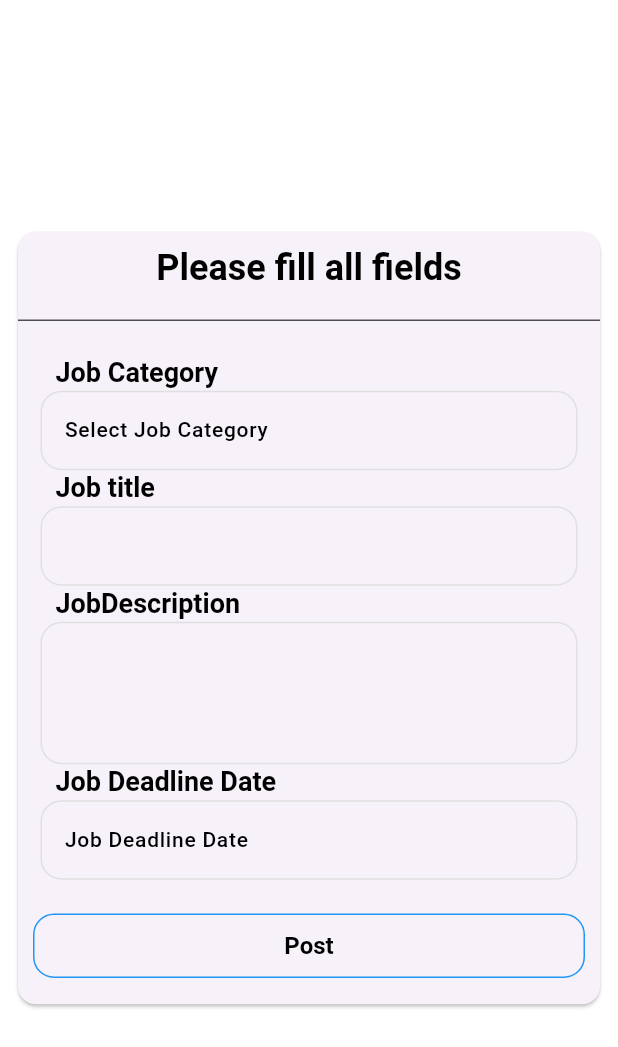
After one commit to yuvaraj8080/flutter_job_app, a Flutter app: the UploadJob screen opened directly, on a phone screen of 412 x 824 dp. The commit adds this screen. Shown: the top 1047 px of the screen. Run offline on Flutter 3.47's test engine with Material 3 defaults, Android fonts, the light colour scheme and no system bars; our stand-ins replace cached_network_image, cloud_firestore, connectivity_plus, firebase_auth, firebase_core, firebase_storage and 9 more; missing offline and left inert: firebase_app_check; accounts and stored records are empty; Roboto replaces fonts that are missing (Poppins).

Commit message:
this is the job house app

```diff
--- /dev/null
+++ b/lib/constants/persistent.dart
@@ -0,0 +1,67 @@
+class Persistent {
+  static List<String> jobCategoryList = [
+    "Accounting/Finance",
+    "Administrative",
+    "Advertising/Marketing",
+    "Agriculture",
+    "Architecture",
+    "Arts/Entertainment/Publishing",
+    "Banking",
+    "Construction/Facilities",
+    "Customer Service",
+    "Education/Training",
+    "Engineering",
+    "Government/Military",
+    "Healthcare",
+    "Hospitality/Travel",
+    "Human Resources",
+    "Information Technology",
+    "Insurance",
+    "Legal",
+    "Manufacturing/Production",
+    "Media",
+    "Nonprofit/Volunteer",
+    "Real Estate",
+    "Restaurant/Food Service",
+    "Retail",
+    "Sales",
+    "Telecommunications",
+    "Transportation/Logistics",
+    "Other",
+    // Additional categories
+    "Automotive",
+    "Biotech",
+    "Consulting",
+    "Design",
+    "Distribution/Shipping",
+    "Executive",
+    "Facilities",
+    "General Business",
+    "Healthcare",
+    "Human Resources",
+    "Information Technology",
+    "Installation/Maintenance/Repair",
+    "Insurance",
+    "Inventory",
+    "Legal",
+    "Management",
+    "Manufacturing/Production",
+    "Marketing",
+    "Nonprofit",
+    "Pharmaceutical/Biotech",
+    "Professional Services",
+    "Purchasing/Procurement",
+    "Quality Assurance/Safety",
+    "Research",
+    "Retail",
+    "Sales",
+    "Science",
+    "Skilled Labor/Trades",
+    "Strategy/Planning",
+    "Supply Chain",
+    "Telecommunications",
+    "Training",
+    "Transportation",
+    "Warehouse",
+  ];
+}
--- /dev/null
+++ b/lib/constants/sizes.dart
@@ -0,0 +1,27 @@
+class TSizes{
+  // PADDING AND MARGIN SIZES
+  static const double size4 = 4.0;
+  static const double size8 = 8.0;
+  static const double size12 = 12.0;
+  static const double size16 = 16.0;
+  static const double size24 = 24.0;
+  static const double size32 = 32.0;
+
+//   ICONS SIZES
+  static const double iconsize12 = 12.0;
+  static const double iconsize16 = 16.0;
+  static const double iconsize24 = 24.0;
+  static const double iconsize32 = 32.0;
+
+//  APPBAR HEIGHT
+  static const double appBarHeight56 = 56.0;
+
+//IMAGE SIZES
+  static const double imageThumbSize80 = 80.0;
+
+//  DEFAULT SPACING BETWEEN SECTION
+  static const double defaultSpace24 = 24.0;
+  static const double spaceBitItems16 = 16.0;
+  static const double spaceBitSections32 = 32.0;
+
+}
--- a/lib/features/authentication/screens/Login/widgets/login_form.dart
+++ b/lib/features/authentication/screens/Login/widgets/login_form.dart
@@ -1,8 +1,6 @@
 import 'package:flutter/material.dart';
 import 'package:get/get.dart';
 import 'package:iconsax/iconsax.dart';
-
-import '../../../../../navigation_menu.dart';
 import '../../../../../utils/validators/validator.dart';
 import '../../password_configuration/forget_password.dart';
 import '../../signup.widgets/signup.dart';
--- /dev/null
+++ b/lib/features/components/models/JobFormText.dart
@@ -0,0 +1,21 @@
+import 'package:flutter/cupertino.dart';
+import 'package:flutter/material.dart';
+
+/// [JOB FORM  TEXT]
+class JobFormText extends StatelessWidget {
+  const JobFormText({
+    super.key,
+    required this.label,
+  });
+  final String label;
+  @override
+  Widget build(BuildContext context) {
+    return Padding(
+      padding: const EdgeInsets.only(
+        left: 10,
+        right: 10,
+      ),
+      child: Text(label, style: Theme.of(context).textTheme.headlineSmall),
+    );
+  }
+}
--- /dev/null
+++ b/lib/features/components/models/JobTextFormField.dart
@@ -0,0 +1,33 @@
+import 'package:flutter/cupertino.dart';
+import 'package:flutter/material.dart';
+
+import '../../../utils/validators/validator.dart';
+
+class JobTextFormField extends StatelessWidget {
+  const JobTextFormField({
+    super.key,
+    required this.valueKey,
+    required this.controller,
+    required this.enabled,
+    required this.fct,
+    // required this.maxLength,
+  });
+  final String valueKey;
+  final TextEditingController controller;
+  final bool enabled;
+  final Function fct;
+  // final int maxLength;
+
+  @override
+  Widget build(BuildContext context) {
+    return TextFormField(
+      validator: (value) => TValidator.validateEmptyText(value,''),
+      enabled: enabled,
+      key: ValueKey(valueKey),
+      maxLines: valueKey == 'JobDescription' ? 3 : 1,
+      // maxLength: maxLength,
+      keyboardType: TextInputType.text,
+
+    );
+  }
+}
--- /dev/null
+++ b/lib/features/components/screens/upload_job.dart
@@ -0,0 +1,188 @@
+import 'package:cloud_firestore/cloud_firestore.dart';
+import 'package:flutter/cupertino.dart';
+import 'package:flutter/material.dart';
+import 'package:flutter/widgets.dart';
+import 'package:flutter_job_app/utils/halpers/helper_function.dart';
+import '../../../constants/colors.dart';
+import '../../../constants/persistent.dart';
+import '../../../constants/sizes.dart';
+import '../models/JobTextFormField.dart';
+
+class UploadJob extends StatefulWidget {
+  const UploadJob({super.key});
+
+  @override
+  State<UploadJob> createState() => _UploadJobState();
+}
+
+class _UploadJobState extends State<UploadJob> {
+  final TextEditingController _jobCategoryController = TextEditingController(text: "Select Job Category");
+  final TextEditingController _jobTitleController = TextEditingController();
+  final TextEditingController _jobDescriptionController = TextEditingController();
+  final TextEditingController _deadlineDataController = TextEditingController(text:"Job Deadline Date");
+  final _formKey = GlobalKey<FormState>();
+  DateTime? picked;
+  Timestamp? deadlineDeadTimeStamp;
+
+
+  /// JOB TASK CATEGORY
+  _showTaskCategoriesDialog({required Size size}) {
+    return showDialog(
+        context: context,
+        builder: (context) {
+          return AlertDialog(
+              title: const Text("Job Category", textAlign: TextAlign.center),
+              content: Container(
+                  width: size.width *0.95,
+                  child: ListView.builder(
+                    shrinkWrap: true,
+                    itemCount: Persistent.jobCategoryList.length,
+                    itemBuilder: (BuildContext context, int index) {
+                      return InkWell(onTap: () {
+                        setState(() {
+                          _jobCategoryController.text = Persistent.jobCategoryList[index];
+                        });
+                        Navigator.pop(context);
+                      },
+                      child:Row(children:[
+                        const Icon(Icons.arrow_right_outlined),
+                        Padding(padding:EdgeInsets.all(5),
+                        child:Text(Persistent.jobCategoryList[index])
+                        )
+                      ])
+                      );
+                    },
+                  )),
+            actions:[
+              TextButton(onPressed:(){
+                Navigator.pop(context);
+              }, child: Text("Cancel",style:Theme.of(context).textTheme.headlineSmall,))
+            ]
+          );
+        });
+  }
+
+  /// JOB DATE DEADLINE
+  void _pickDateDialog()async{
+    picked = await showDatePicker(
+        context: context,
+        initialDate:DateTime.now(),
+        firstDate:DateTime.now().subtract(const Duration(days:0)),
+        lastDate: DateTime(2100)
+    );
+    if(picked != null){
+      setState((){
+        _deadlineDataController.text = "${picked!.year} / ${picked!.month} / ${picked!.day}";
+        deadlineDeadTimeStamp = Timestamp.fromMicrosecondsSinceEpoch(picked!.microsecondsSinceEpoch);
+      });
+
+    }
+  }
+
+
+
+
+  @override
+  Widget build(BuildContext context) {
+    Size size = MediaQuery.of(context).size;
+    final dark = THelperFunction.isDarkMode(context);
+    return Scaffold(
+        body: Center(
+          child: Padding(
+            padding: const EdgeInsets.all(8.0),
+            child: Card(
+                child: SingleChildScrollView(
+                    child: Column(
+                        crossAxisAlignment: CrossAxisAlignment.start,
+                        children: [
+                  Align(
+                      alignment: Alignment.center,
+                      child: Padding(
+                        padding: const EdgeInsets.all(8.0),
+                        child: Text("Please fill all fields",
+                            style: Theme.of(context).textTheme.headlineMedium),
+                      )),
+                  const SizedBox(height: TSizes.size4),
+                  Divider(
+                      thickness: 1,
+                      color: dark ? TColors.light : TColors.darkGrey),
+
+                  /// CREATING A JOB FORM
+                  Form(
+                      key: _formKey,
+                      child: Padding(
+                        padding: const EdgeInsets.all(15),
+                        child: Column(
+                            crossAxisAlignment: CrossAxisAlignment.start,
+                            children: [
+                              ///JOB CATEGORY TEXTFORM FIELD
+                              const JobFormText(label: 'Job Category'),
+                              TextFormField(
+                                  key:ValueKey("Job Category"),
+                                  controller: _jobCategoryController,
+                                  enabled: true,
+                                  onTap:(){_showTaskCategoriesDialog(size:size);},
+                              ),
+
+
+                              /// JOB TITLE TEXTFROMFIELD
+                              const JobFormText(label: 'Job title'),
+                              JobTextFormField(
+                                  valueKey: "Job title",
+                                  controller: _jobTitleController,
+                                  enabled: true,
+                                  fct: () {},
+                              ),
+
+                              /// JOB DESCRIPTION TEXTFROMFIELD
+                              const JobFormText(label: 'JobDescription'),
+                              JobTextFormField(
+                                  valueKey: "JobDescription",
+                                  controller: _jobDescriptionController,
+                                  enabled: true,
+                                  fct: () {},
+                              ),
+
+                              ///JOB DEADLINE DATE CONTROLLER
+                              const JobFormText(label: 'Job Deadline Date'),
+                              TextFormField(
+                                  key: ValueKey("Deadline"),
+                                  controller: _deadlineDataController,
+                                  enabled: true,
+                                  onTap: () {_pickDateDialog();},
+                              ),
+                            ]),
+                      )),
+                  Center(
+                    child: Padding(
+                      padding: const EdgeInsets.only(
+                          left: 10, top: 5, right: 10, bottom: 15),
+                      child: OutlinedButton(
+                          onPressed: () {},
+                          child: const Center(child: Text("Post"))),
+                    ),
+                  )
+                ]))),
+          ),
+        ));
+  }
+}
+
+/// [JOB FORM  TEXT]
+class JobFormText extends StatelessWidget {
+  const JobFormText({
+    super.key,
+    required this.label,
+  });
+  final String label;
+  @override
+  Widget build(BuildContext context) {
+    return Padding(
+      padding: const EdgeInsets.only(
+        left: 10,
+        right: 10,
+      ),
+      child: Text(label, style: Theme.of(context).textTheme.headlineSmall),
+    );
+  }
+}
```
